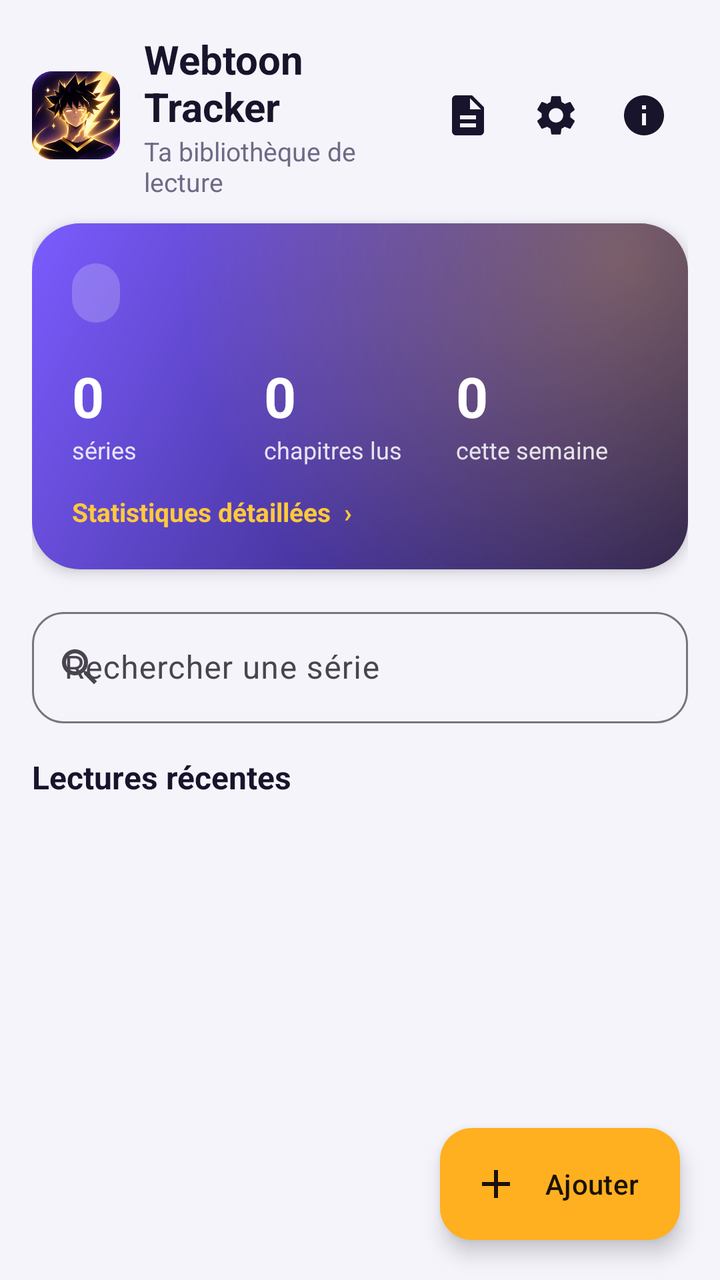
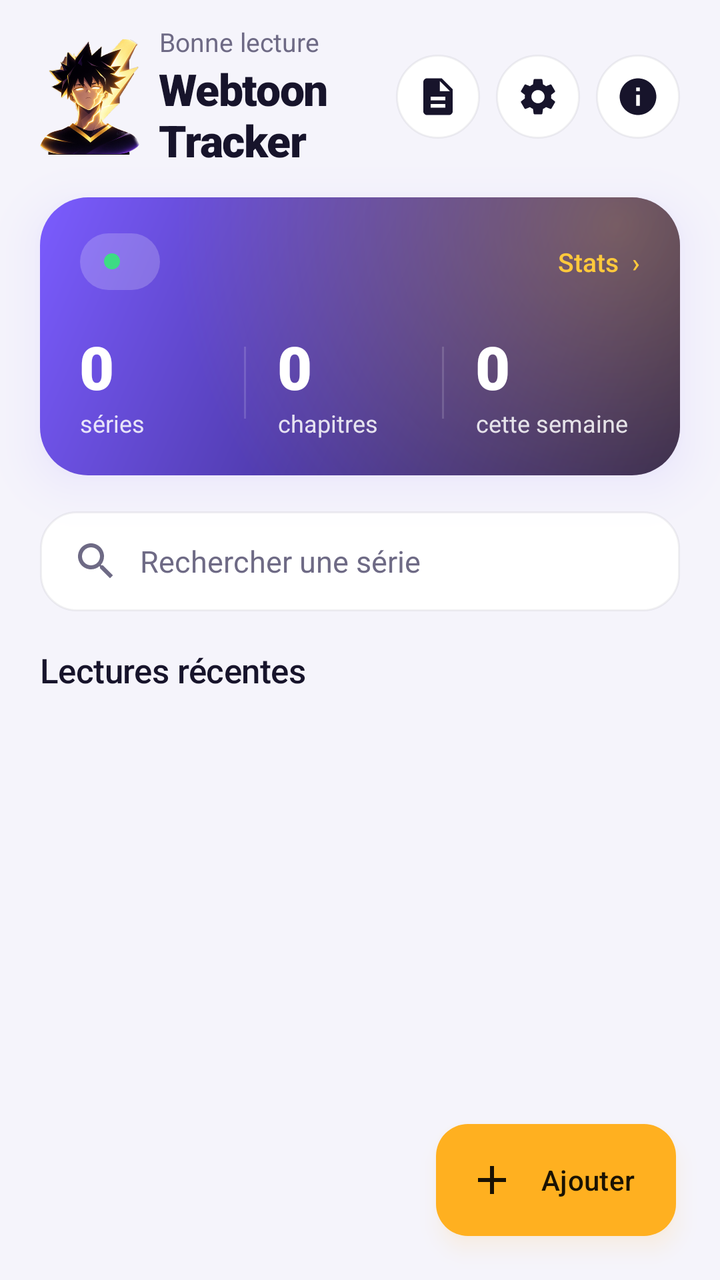

Compare the two renders of this Android layout. The source of the first and the diff that turns it into the second are given below.
<!-- AndroidManifest.xml: application theme Theme.WebtoonTracker -->
<!-- res/layout/activity_main.xml -->
<?xml version="1.0" encoding="utf-8"?>
<androidx.coordinatorlayout.widget.CoordinatorLayout xmlns:android="http://schemas.android.com/apk/res/android"
    xmlns:app="http://schemas.android.com/apk/res-auto"
    android:id="@+id/root"
    android:layout_width="match_parent"
    android:layout_height="match_parent"
    android:background="@color/screen_bg">

    <LinearLayout
        android:layout_width="match_parent"
        android:layout_height="match_parent"
        android:orientation="vertical"
        android:paddingStart="16dp"
        android:paddingTop="8dp"
        android:paddingEnd="16dp">

        
        <LinearLayout
            android:layout_width="match_parent"
            android:layout_height="wrap_content"
            android:gravity="center_vertical"
            android:orientation="horizontal"
            android:paddingTop="8dp"
            android:paddingBottom="12dp">

            <ImageView
                android:layout_width="44dp"
                android:layout_height="44dp"
                android:contentDescription="Logo"
                android:src="@drawable/ic_logo" />

            <LinearLayout
                android:layout_width="0dp"
                android:layout_height="wrap_content"
                android:layout_marginStart="12dp"
                android:layout_weight="1"
                android:orientation="vertical">

                <TextView
                    android:layout_width="wrap_content"
                    android:layout_height="wrap_content"
                    android:text="Webtoon Tracker"
                    android:textColor="@color/text_main"
                    android:textSize="20sp"
                    android:textStyle="bold" />

                <TextView
                    android:id="@+id/greeting"
                    android:layout_width="wrap_content"
                    android:layout_height="wrap_content"
                    android:text="Ta bibliothèque de lecture"
                    android:textColor="@color/text_soft"
                    android:textSize="13sp" />
            </LinearLayout>

            <ImageButton
                android:id="@+id/noteButton"
                android:layout_width="44dp"
                android:layout_height="44dp"
                android:background="?attr/selectableItemBackgroundBorderless"
                android:contentDescription="Fichier note"
                android:src="@drawable/ic_note"
                android:tint="@color/text_main" />

            <ImageButton
                android:id="@+id/settingsButton"
                android:layout_width="44dp"
                android:layout_height="44dp"
                android:background="?attr/selectableItemBackgroundBorderless"
                android:contentDescription="Réglages"
                android:src="@drawable/ic_settings"
                android:tint="@color/text_main" />

            <ImageButton
                android:id="@+id/infoButton"
                android:layout_width="44dp"
                android:layout_height="44dp"
                android:background="?attr/selectableItemBackgroundBorderless"
                android:contentDescription="Diagnostic"
                android:src="@drawable/ic_info"
                android:tint="@color/text_main" />
        </LinearLayout>

        
        <LinearLayout
            android:id="@+id/heroCard"
            android:layout_width="match_parent"
            android:layout_height="wrap_content"
            android:background="@drawable/bg_hero"
            android:clickable="true"
            android:focusable="true"
            android:foreground="?attr/selectableItemBackground"
            android:elevation="4dp"
            android:orientation="vertical"
            android:padding="20dp">

            <TextView
                android:id="@+id/statusPill"
                android:layout_width="wrap_content"
                android:layout_height="wrap_content"
                android:background="@drawable/bg_pill"
                android:paddingStart="12dp"
                android:paddingTop="6dp"
                android:paddingEnd="12dp"
                android:paddingBottom="6dp"
                android:textColor="#FFFFFF"
                android:textSize="13sp"
                android:textStyle="bold" />

            <LinearLayout
                android:layout_width="match_parent"
                android:layout_height="wrap_content"
                android:layout_marginTop="18dp"
                android:orientation="horizontal">

                <LinearLayout
                    android:layout_width="0dp"
                    android:layout_height="wrap_content"
                    android:layout_weight="1"
                    android:orientation="vertical">

                    <TextView
                        android:id="@+id/statSeries"
                        style="@style/StatNumber" />

                    <TextView
                        style="@style/StatLabel"
                        android:text="séries" />
                </LinearLayout>

                <LinearLayout
                    android:layout_width="0dp"
                    android:layout_height="wrap_content"
                    android:layout_weight="1"
                    android:orientation="vertical">

                    <TextView
                        android:id="@+id/statChapters"
                        style="@style/StatNumber" />

                    <TextView
                        style="@style/StatLabel"
                        android:text="chapitres lus" />
                </LinearLayout>

                <LinearLayout
                    android:layout_width="0dp"
                    android:layout_height="wrap_content"
                    android:layout_weight="1"
                    android:orientation="vertical">

                    <TextView
                        android:id="@+id/statWeek"
                        style="@style/StatNumber" />

                    <TextView
                        style="@style/StatLabel"
                        android:text="cette semaine" />
                </LinearLayout>
            </LinearLayout>

            <TextView
                android:layout_width="wrap_content"
                android:layout_height="wrap_content"
                android:layout_marginTop="14dp"
                android:text="Statistiques détaillées  ›"
                android:textColor="#FFFFC93C"
                android:textSize="13sp"
                android:textStyle="bold" />
        </LinearLayout>

        
        <com.google.android.material.textfield.TextInputLayout
            style="@style/Widget.Material3.TextInputLayout.OutlinedBox"
            android:layout_width="match_parent"
            android:layout_height="wrap_content"
            android:layout_marginTop="16dp"
            android:hint="Rechercher une série"
            app:boxCornerRadiusBottomEnd="16dp"
            app:boxCornerRadiusBottomStart="16dp"
            app:boxCornerRadiusTopEnd="16dp"
            app:boxCornerRadiusTopStart="16dp"
            app:endIconMode="clear_text"
            app:startIconDrawable="@drawable/ic_search">

            <com.google.android.material.textfield.TextInputEditText
                android:id="@+id/searchInput"
                android:layout_width="match_parent"
                android:layout_height="wrap_content"
                android:imeOptions="actionSearch"
                android:inputType="text"
                android:maxLines="1" />
        </com.google.android.material.textfield.TextInputLayout>

        <HorizontalScrollView
            android:id="@+id/tagScroll"
            android:layout_width="match_parent"
            android:layout_height="wrap_content"
            android:layout_marginTop="4dp"
            android:scrollbars="none"
            android:visibility="gone">

            <com.google.android.material.chip.ChipGroup
                android:id="@+id/tagChips"
                android:layout_width="wrap_content"
                android:layout_height="wrap_content"
                app:selectionRequired="true"
                app:singleLine="true"
                app:singleSelection="true" />
        </HorizontalScrollView>

        <com.google.android.material.card.MaterialCardView
            android:id="@+id/dupCard"
            android:layout_width="match_parent"
            android:layout_height="wrap_content"
            android:layout_marginTop="8dp"
            android:visibility="gone"
            app:cardBackgroundColor="@color/badge_bg"
            app:cardCornerRadius="16dp"
            app:cardElevation="0dp"
            app:strokeWidth="0dp">

            <LinearLayout
                android:layout_width="match_parent"
                android:layout_height="wrap_content"
                android:gravity="center_vertical"
                android:orientation="horizontal"
                android:padding="12dp">

                <TextView
                    android:id="@+id/dupText"
                    android:layout_width="0dp"
                    android:layout_height="wrap_content"
                    android:layout_weight="1"
                    android:textColor="@color/badge_text"
                    android:textSize="13sp" />

                <com.google.android.material.button.MaterialButton
                    android:id="@+id/dupButton"
                    style="@style/Widget.Material3.Button.TextButton"
                    android:layout_width="wrap_content"
                    android:layout_height="wrap_content"
                    android:text="Fusionner" />
            </LinearLayout>
        </com.google.android.material.card.MaterialCardView>

        <TextView
            android:id="@+id/sectionTitle"
            android:layout_width="wrap_content"
            android:layout_height="wrap_content"
            android:layout_marginTop="16dp"
            android:layout_marginBottom="4dp"
            android:text="Lectures récentes"
            android:textColor="@color/text_main"
            android:textSize="16sp"
            android:textStyle="bold" />

        <FrameLayout
            android:layout_width="match_parent"
            android:layout_height="0dp"
            android:layout_weight="1">

            <androidx.recyclerview.widget.RecyclerView
                android:id="@+id/seriesList"
                android:layout_width="match_parent"
                android:layout_height="match_parent"
                android:clipToPadding="false"
                android:paddingBottom="96dp" />

            <LinearLayout
                android:id="@+id/emptyState"
                android:layout_width="match_parent"
                android:layout_height="wrap_content"
                android:layout_marginTop="40dp"
                android:gravity="center_horizontal"
                android:orientation="vertical"
                android:visibility="gone">

                <ImageView
                    android:layout_width="96dp"
                    android:layout_height="96dp"
                    android:alpha="0.9"
                    android:contentDescription="@null"
                    android:src="@drawable/ic_logo" />

                <TextView
                    android:id="@+id/emptyTitle"
                    android:layout_width="wrap_content"
                    android:layout_height="wrap_content"
                    android:layout_marginTop="16dp"
                    android:text="Aucune lecture pour l'instant"
                    android:textColor="@color/text_main"
                    android:textSize="17sp"
                    android:textStyle="bold" />

                <TextView
                    android:id="@+id/emptyText"
                    android:layout_width="wrap_content"
                    android:layout_height="wrap_content"
                    android:layout_marginTop="6dp"
                    android:gravity="center"
                    android:paddingStart="24dp"
                    android:paddingEnd="24dp"
                    android:text="Lis un chapitre dans WEBTOON, Mihon ou ton navigateur pendant quelques secondes : il apparaîtra ici automatiquement."
                    android:textColor="@color/text_soft"
                    android:textSize="14sp" />

                <com.google.android.material.button.MaterialButton
                    android:id="@+id/emptyRestoreButton"
                    style="@style/Widget.Material3.Button.TonalButton"
                    android:layout_width="wrap_content"
                    android:layout_height="wrap_content"
                    android:layout_marginTop="16dp"
                    android:text="Restaurer une sauvegarde" />
            </LinearLayout>
        </FrameLayout>
    </LinearLayout>

    <com.google.android.material.floatingactionbutton.ExtendedFloatingActionButton
        android:id="@+id/addButton"
        android:layout_width="wrap_content"
        android:layout_height="wrap_content"
        android:layout_gravity="bottom|end"
        android:layout_margin="20dp"
        android:text="Ajouter"
        android:textColor="@color/on_accent"
        app:backgroundTint="@color/accent"
        app:icon="@drawable/ic_add"
        app:iconTint="@color/on_accent" />
</androidx.coordinatorlayout.widget.CoordinatorLayout>
<!-- resources referenced by this layout -->
<resources>
  <color name="accent">#FFB020</color>
  <color name="badge_bg">#EEEAFF</color>
  <color name="badge_text">#4B2FD6</color>
  <color name="on_accent">#1A1203</color>
  <color name="screen_bg">#F5F4FB</color>
  <color name="text_main">#17142B</color>
  <color name="text_soft">#6E6A85</color>
  <!-- drawable bg_pill (drawable) -->
  <?xml version="1.0" encoding="utf-8"?>
  <shape xmlns:android="http://schemas.android.com/apk/res/android" android:shape="rectangle">
      <corners android:radius="999dp" />
      <solid android:color="#33FFFFFF" />
  </shape>
  <!-- drawable ic_logo: png bitmap (drawable-nodpi, 137217 bytes) -->
  <style name="StatLabel">
          <item name="android:layout_width">wrap_content</item>
          <item name="android:layout_height">wrap_content</item>
          <item name="android:textColor">#D9FFFFFF</item>
          <item name="android:textSize">12sp</item>
      </style>
  <style name="StatNumber">
          <item name="android:layout_width">wrap_content</item>
          <item name="android:layout_height">wrap_content</item>
          <item name="android:text">0</item>
          <item name="android:textColor">#FFFFFF</item>
          <item name="android:textSize">28sp</item>
          <item name="android:textStyle">bold</item>
      </style>
  <color name="brand">#6D4AFF</color>
  <color name="card_bg">#FFFFFF</color>
  <!-- unchanged entries left out for length: 7 -->
</resources>

<!-- the commit's change to res/layout/activity_main.xml (unified diff, before → after) -->
@@ -9,76 +9,72 @@
     <LinearLayout
         android:layout_width="match_parent"
         android:layout_height="match_parent"
+        android:clipChildren="false"
+        android:clipToPadding="false"
         android:orientation="vertical"
-        android:paddingStart="16dp"
-        android:paddingTop="8dp"
-        android:paddingEnd="16dp">
+        android:paddingStart="20dp"
+        android:paddingTop="6dp"
+        android:paddingEnd="20dp">
 
         
         <LinearLayout
             android:layout_width="match_parent"
             android:layout_height="wrap_content"
+            android:clipChildren="false"
             android:gravity="center_vertical"
             android:orientation="horizontal"
-            android:paddingTop="8dp"
-            android:paddingBottom="12dp">
+            android:paddingTop="6dp"
+            android:paddingBottom="14dp">
 
             <ImageView
-                android:layout_width="44dp"
-                android:layout_height="44dp"
+                android:layout_width="wrap_content"
+                android:layout_height="58dp"
+                android:adjustViewBounds="true"
                 android:contentDescription="Logo"
                 android:src="@drawable/ic_logo" />
 
             <LinearLayout
                 android:layout_width="0dp"
                 android:layout_height="wrap_content"
-                android:layout_marginStart="12dp"
+                android:layout_marginStart="10dp"
                 android:layout_weight="1"
                 android:orientation="vertical">
 
                 <TextView
-                    android:layout_width="wrap_content"
-                    android:layout_height="wrap_content"
+                    android:id="@+id/greeting"
+                    android:layout_width="wrap_content"
+                    android:layout_height="wrap_content"
+                    android:text="Bonne lecture"
+                    android:textColor="@color/text_soft"
+                    android:textSize="13sp" />
+
+                <TextView
+                    android:layout_width="wrap_content"
+                    android:layout_height="wrap_content"
+                    android:fontFamily="sans-serif-black"
+                    android:letterSpacing="-0.02"
                     android:text="Webtoon Tracker"
                     android:textColor="@color/text_main"
-                    android:textSize="20sp"
-                    android:textStyle="bold" />
-
-                <TextView
-                    android:id="@+id/greeting"
-                    android:layout_width="wrap_content"
-                    android:layout_height="wrap_content"
-                    android:text="Ta bibliothèque de lecture"
-                    android:textColor="@color/text_soft"
-                    android:textSize="13sp" />
+                    android:textSize="22sp" />
             </LinearLayout>
 
             <ImageButton
                 android:id="@+id/noteButton"
-                android:layout_width="44dp"
-                android:layout_height="44dp"
-                android:background="?attr/selectableItemBackgroundBorderless"
+                style="@style/HeaderIcon"
                 android:contentDescription="Fichier note"
-                android:src="@drawable/ic_note"
-                android:tint="@color/text_main" />
+                android:src="@drawable/ic_note" />
 
             <ImageButton
                 android:id="@+id/settingsButton"
-                android:layout_width="44dp"
-                android:layout_height="44dp"
-                android:background="?attr/selectableItemBackgroundBorderless"
+                style="@style/HeaderIcon"
                 android:contentDescription="Réglages"
-                android:src="@drawable/ic_settings"
-                android:tint="@color/text_main" />
+                android:src="@drawable/ic_settings" />
 
             <ImageButton
                 android:id="@+id/infoButton"
-                android:layout_width="44dp"
-                android:layout_height="44dp"
-                android:background="?attr/selectableItemBackgroundBorderless"
+                style="@style/HeaderIcon"
                 android:contentDescription="Diagnostic"
-                android:src="@drawable/ic_info"
-                android:tint="@color/text_main" />
+                android:src="@drawable/ic_info" />
         </LinearLayout>
 
         
@@ -88,29 +84,57 @@
             android:layout_height="wrap_content"
             android:background="@drawable/bg_hero"
             android:clickable="true"
+            android:elevation="14dp"
             android:focusable="true"
             android:foreground="?attr/selectableItemBackground"
-            android:elevation="4dp"
             android:orientation="vertical"
-            android:padding="20dp">
-
-            <TextView
-                android:id="@+id/statusPill"
-                android:layout_width="wrap_content"
-                android:layout_height="wrap_content"
-                android:background="@drawable/bg_pill"
-                android:paddingStart="12dp"
-                android:paddingTop="6dp"
-                android:paddingEnd="12dp"
-                android:paddingBottom="6dp"
-                android:textColor="#FFFFFF"
-                android:textSize="13sp"
-                android:textStyle="bold" />
+            android:outlineAmbientShadowColor="@color/shadow_strong"
+            android:outlineSpotShadowColor="@color/shadow_strong"
+            android:paddingStart="20dp"
+            android:paddingTop="18dp"
+            android:paddingEnd="20dp"
+            android:paddingBottom="18dp">
+
+            <LinearLayout
+                android:layout_width="match_parent"
+                android:layout_height="wrap_content"
+                android:gravity="center_vertical"
+                android:orientation="horizontal">
+
+                <TextView
+                    android:id="@+id/statusPill"
+                    android:layout_width="wrap_content"
+                    android:layout_height="wrap_content"
+                    android:background="@drawable/bg_pill"
+                    android:drawableStart="@drawable/bg_dot"
+                    android:drawablePadding="8dp"
+                    android:gravity="center_vertical"
+                    android:paddingStart="12dp"
+                    android:paddingTop="6dp"
+                    android:paddingEnd="12dp"
+                    android:paddingBottom="6dp"
+                    android:textColor="#FFFFFF"
+                    android:textSize="12sp" />
+
+                <View
+                    android:layout_width="0dp"
+                    android:layout_height="0dp"
+                    android:layout_weight="1" />
+
+                <TextView
+                    android:layout_width="wrap_content"
+                    android:layout_height="wrap_content"
+                    android:fontFamily="sans-serif-medium"
+                    android:text="Stats  ›"
+                    android:textColor="#FFFFC93C"
+                    android:textSize="13sp" />
+            </LinearLayout>
 
             <LinearLayout
                 android:layout_width="match_parent"
                 android:layout_height="wrap_content"
                 android:layout_marginTop="18dp"
+                android:baselineAligned="false"
                 android:orientation="horizontal">
 
                 <LinearLayout
@@ -128,6 +152,13 @@
                         android:text="séries" />
                 </LinearLayout>
 
+                <View
+                    android:layout_width="1dp"
+                    android:layout_height="36dp"
+                    android:layout_gravity="center_vertical"
+                    android:layout_marginEnd="16dp"
+                    android:background="#26FFFFFF" />
+
                 <LinearLayout
                     android:layout_width="0dp"
                     android:layout_height="wrap_content"
@@ -140,8 +171,15 @@
 
                     <TextView
                         style="@style/StatLabel"
-                        android:text="chapitres lus" />
+                        android:text="chapitres" />
                 </LinearLayout>
+
+                <View
+                    android:layout_width="1dp"
+                    android:layout_height="36dp"
+                    android:layout_gravity="center_vertical"
+                    android:layout_marginEnd="16dp"
+                    android:background="#26FFFFFF" />
 
                 <LinearLayout
                     android:layout_width="0dp"
@@ -158,45 +196,38 @@
                         android:text="cette semaine" />
                 </LinearLayout>
             </LinearLayout>
-
-            <TextView
-                android:layout_width="wrap_content"
-                android:layout_height="wrap_content"
-                android:layout_marginTop="14dp"
-                android:text="Statistiques détaillées  ›"
-                android:textColor="#FFFFC93C"
-                android:textSize="13sp"
-                android:textStyle="bold" />
         </LinearLayout>
 
         
-        <com.google.android.material.textfield.TextInputLayout
-            style="@style/Widget.Material3.TextInputLayout.OutlinedBox"
-            android:layout_width="match_parent"
-            android:layout_height="wrap_content"
-            android:layout_marginTop="16dp"
+        <EditText
+            android:id="@+id/searchInput"
+            android:layout_width="match_parent"
+            android:layout_height="50dp"
+            android:layout_marginTop="18dp"
+            android:background="@drawable/bg_search"
+            android:drawableStart="@drawable/ic_search"
+            android:drawablePadding="10dp"
+            android:drawableTint="@color/text_soft"
+            android:elevation="2dp"
             android:hint="Rechercher une série"
-            app:boxCornerRadiusBottomEnd="16dp"
-            app:boxCornerRadiusBottomStart="16dp"
-            app:boxCornerRadiusTopEnd="16dp"
-            app:boxCornerRadiusTopStart="16dp"
-            app:endIconMode="clear_text"
-            app:startIconDrawable="@drawable/ic_search">
-
-            <com.google.android.material.textfield.TextInputEditText
-                android:id="@+id/searchInput"
-                android:layout_width="match_parent"
-                android:layout_height="wrap_content"
-                android:imeOptions="actionSearch"
-                android:inputType="text"
-                android:maxLines="1" />
-        </com.google.android.material.textfield.TextInputLayout>
+            android:imeOptions="actionSearch"
+            android:importantForAutofill="no"
+            android:inputType="text"
+            android:maxLines="1"
+            android:outlineAmbientShadowColor="@color/shadow"
+            android:outlineSpotShadowColor="@color/shadow"
+            android:paddingStart="16dp"
+            android:paddingEnd="16dp"
+            android:textColor="@color/text_main"
+            android:textColorHint="@color/text_soft"
+            android:textSize="15sp" />
 
         <HorizontalScrollView
             android:id="@+id/tagScroll"
             android:layout_width="match_parent"
             android:layout_height="wrap_content"
-            android:layout_marginTop="4dp"
+            android:layout_marginTop="8dp"
+            android:clipToPadding="false"
             android:scrollbars="none"
             android:visibility="gone">
 
@@ -204,6 +235,7 @@
                 android:id="@+id/tagChips"
                 android:layout_width="wrap_content"
                 android:layout_height="wrap_content"
+                app:chipSpacingHorizontal="6dp"
                 app:selectionRequired="true"
                 app:singleLine="true"
                 app:singleSelection="true" />
@@ -225,7 +257,10 @@
                 android:layout_height="wrap_content"
                 android:gravity="center_vertical"
                 android:orientation="horizontal"
-                android:padding="12dp">
+                android:paddingStart="14dp"
+                android:paddingTop="6dp"
+                android:paddingEnd="4dp"
+                android:paddingBottom="6dp">
 
                 <TextView
                     android:id="@+id/dupText"
@@ -246,18 +281,16 @@
 
         <TextView
             android:id="@+id/sectionTitle"
-            android:layout_width="wrap_content"
-            android:layout_height="wrap_content"
-            android:layout_marginTop="16dp"
-            android:layout_marginBottom="4dp"
-            android:text="Lectures récentes"
-            android:textColor="@color/text_main"
-            android:textSize="16sp"
-            android:textStyle="bold" />
+            style="@style/SectionTitle"
+            android:layout_marginTop="18dp"
+            android:layout_marginBottom="2dp"
+            android:text="Lectures récentes" />
 
         <FrameLayout
             android:layout_width="match_parent"
             android:layout_height="0dp"
+            android:layout_marginStart="-6dp"
+            android:layout_marginEnd="-6dp"
             android:layout_weight="1">
 
             <androidx.recyclerview.widget.RecyclerView
@@ -265,33 +298,31 @@
                 android:layout_width="match_parent"
                 android:layout_height="match_parent"
                 android:clipToPadding="false"
-                android:paddingBottom="96dp" />
+                android:paddingStart="6dp"
+                android:paddingEnd="6dp"
+                android:paddingBottom="110dp" />
 
             <LinearLayout
                 android:id="@+id/emptyState"
                 android:layout_width="match_parent"
                 android:layout_height="wrap_content"
-                android:layout_marginTop="40dp"
+                android:layout_marginTop="28dp"
                 android:gravity="center_horizontal"
                 android:orientation="vertical"
                 android:visibility="gone">
 
                 <ImageView
-                    android:layout_width="96dp"
-                    android:layout_height="96dp"
-                    android:alpha="0.9"
+                    android:layout_width="wrap_content"
+                    android:layout_height="130dp"
+                    android:adjustViewBounds="true"
                     android:contentDescription="@null"
                     android:src="@drawable/ic_logo" />
 
                 <TextView
                     android:id="@+id/emptyTitle"
-                    android:layout_width="wrap_content"
-                    android:layout_height="wrap_content"
-                    android:layout_marginTop="16dp"
-                    android:text="Aucune lecture pour l'instant"
-                    android:textColor="@color/text_main"
-                    android:textSize="17sp"
-                    android:textStyle="bold" />
+                    style="@style/SectionTitle"
+                    android:layout_marginTop="14dp"
+                    android:text="Aucune lecture pour l'instant" />
 
                 <TextView
                     android:id="@+id/emptyText"
@@ -299,6 +330,7 @@
                     android:layout_height="wrap_content"
                     android:layout_marginTop="6dp"
                     android:gravity="center"
+                    android:lineSpacingExtra="2dp"
                     android:paddingStart="24dp"
                     android:paddingEnd="24dp"
                     android:text="Lis un chapitre dans WEBTOON, Mihon ou ton navigateur pendant quelques secondes : il apparaîtra ici automatiquement."
@@ -321,10 +353,15 @@
         android:layout_width="wrap_content"
         android:layout_height="wrap_content"
         android:layout_gravity="bottom|end"
-        android:layout_margin="20dp"
+        android:layout_margin="22dp"
+        android:fontFamily="sans-serif-medium"
+        android:outlineAmbientShadowColor="#99FFB020"
+        android:outlineSpotShadowColor="#99FFB020"
         android:text="Ajouter"
         android:textColor="@color/on_accent"
         app:backgroundTint="@color/accent"
+        app:elevation="10dp"
         app:icon="@drawable/ic_add"
-        app:iconTint="@color/on_accent" />
+        app:iconTint="@color/on_accent"
+        app:shapeAppearanceOverlay="@style/RoundedCover" />
 </androidx.coordinatorlayout.widget.CoordinatorLayout>
<!-- resource entries referenced after the edit -->
@@ -5,15 +5,54 @@
   <color name="badge_text">#4B2FD6</color>
   <color name="on_accent">#1A1203</color>
   <color name="screen_bg">#F5F4FB</color>
+  <color name="shadow">#336D4AFF</color>
+  <color name="shadow_strong">#806D4AFF</color>
   <color name="text_main">#17142B</color>
   <color name="text_soft">#6E6A85</color>
+  <!-- drawable bg_dot (drawable) -->
+  <?xml version="1.0" encoding="utf-8"?>
+  <shape xmlns:android="http://schemas.android.com/apk/res/android" android:shape="oval">
+      <size android:width="8dp" android:height="8dp" />
+      <solid android:color="#FF3DDC84" />
+  </shape>
   <!-- drawable bg_pill (drawable) -->
   <?xml version="1.0" encoding="utf-8"?>
   <shape xmlns:android="http://schemas.android.com/apk/res/android" android:shape="rectangle">
       <corners android:radius="999dp" />
       <solid android:color="#33FFFFFF" />
   </shape>
-  <!-- drawable ic_logo: png bitmap (drawable-nodpi, 137217 bytes) -->
+  <!-- drawable bg_search (drawable) -->
+  <?xml version="1.0" encoding="utf-8"?>
+  <shape xmlns:android="http://schemas.android.com/apk/res/android" android:shape="rectangle">
+      <corners android:radius="18dp" />
+      <solid android:color="@color/card_bg" />
+      <stroke android:width="1dp" android:color="@color/hairline" />
+  </shape>
+  <!-- drawable ic_logo: png bitmap (drawable-nodpi, 125238 bytes) -->
+  <style name="HeaderIcon">
+          <item name="android:layout_width">42dp</item>
+          <item name="android:layout_height">42dp</item>
+          <item name="android:layout_marginStart">8dp</item>
+          <item name="android:background">@drawable/bg_icon_button</item>
+          <item name="android:padding">10dp</item>
+          <item name="android:scaleType">fitCenter</item>
+          <item name="android:elevation">3dp</item>
+          <item name="android:outlineSpotShadowColor">@color/shadow</item>
+          <item name="android:outlineAmbientShadowColor">@color/shadow</item>
+          <item name="android:tint">@color/text_main</item>
+      </style>
+  <style name="RoundedCover">
+          <item name="cornerFamily">rounded</item>
+          <item name="cornerSize">16dp</item>
+      </style>
+  <style name="SectionTitle">
+          <item name="android:layout_width">wrap_content</item>
+          <item name="android:layout_height">wrap_content</item>
+          <item name="android:textColor">@color/text_main</item>
+          <item name="android:textSize">17sp</item>
+          <item name="android:fontFamily">sans-serif-medium</item>
+          <item name="android:letterSpacing">-0.01</item>
+      </style>
   <style name="StatLabel">
           <item name="android:layout_width">wrap_content</item>
           <item name="android:layout_height">wrap_content</item>
@@ -25,11 +64,23 @@
           <item name="android:layout_height">wrap_content</item>
           <item name="android:text">0</item>
           <item name="android:textColor">#FFFFFF</item>
-          <item name="android:textSize">28sp</item>
-          <item name="android:textStyle">bold</item>
+          <item name="android:textSize">30sp</item>
+          <item name="android:fontFamily">sans-serif-black</item>
+          <item name="android:letterSpacing">-0.02</item>
       </style>
   <color name="brand">#6D4AFF</color>
   <color name="card_bg">#FFFFFF</color>
+  <color name="hairline">#0F17142B</color>
+  <!-- drawable bg_icon_button (drawable) -->
+  <?xml version="1.0" encoding="utf-8"?>
+  <ripple xmlns:android="http://schemas.android.com/apk/res/android" android:color="#226D4AFF">
+      <item>
+          <shape android:shape="oval">
+              <solid android:color="@color/card_bg" />
+              <stroke android:width="1dp" android:color="@color/hairline" />
+          </shape>
+      </item>
+  </ripple>
   <!-- unchanged entries left out for length: 7 -->
 </resources>
 
